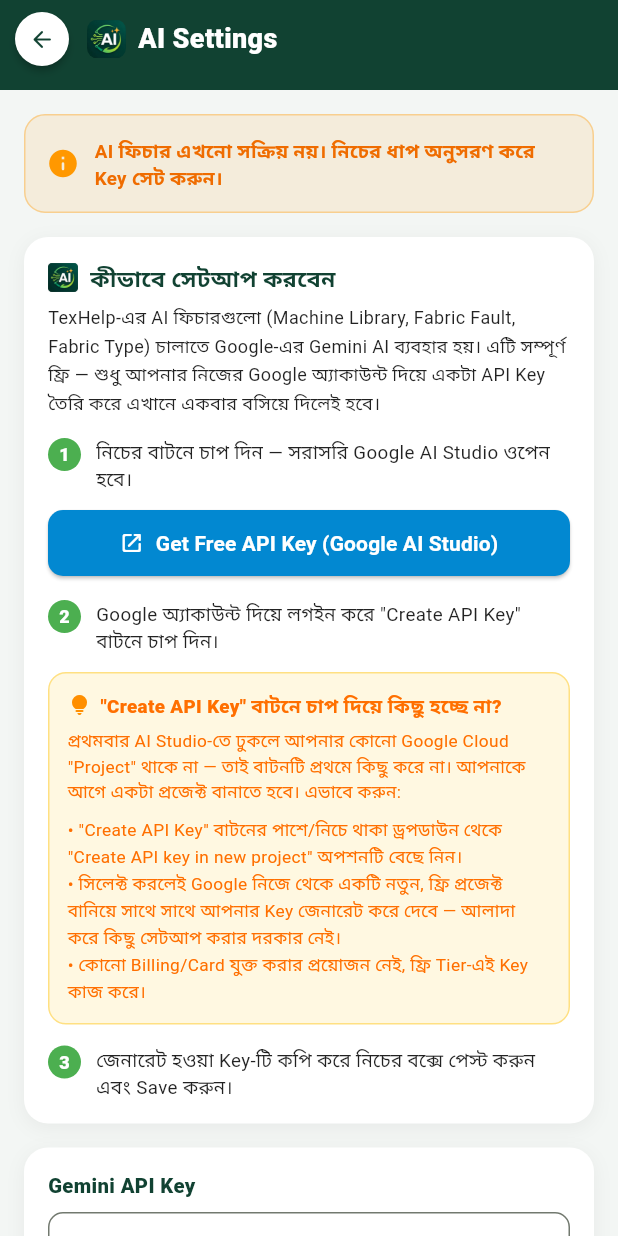
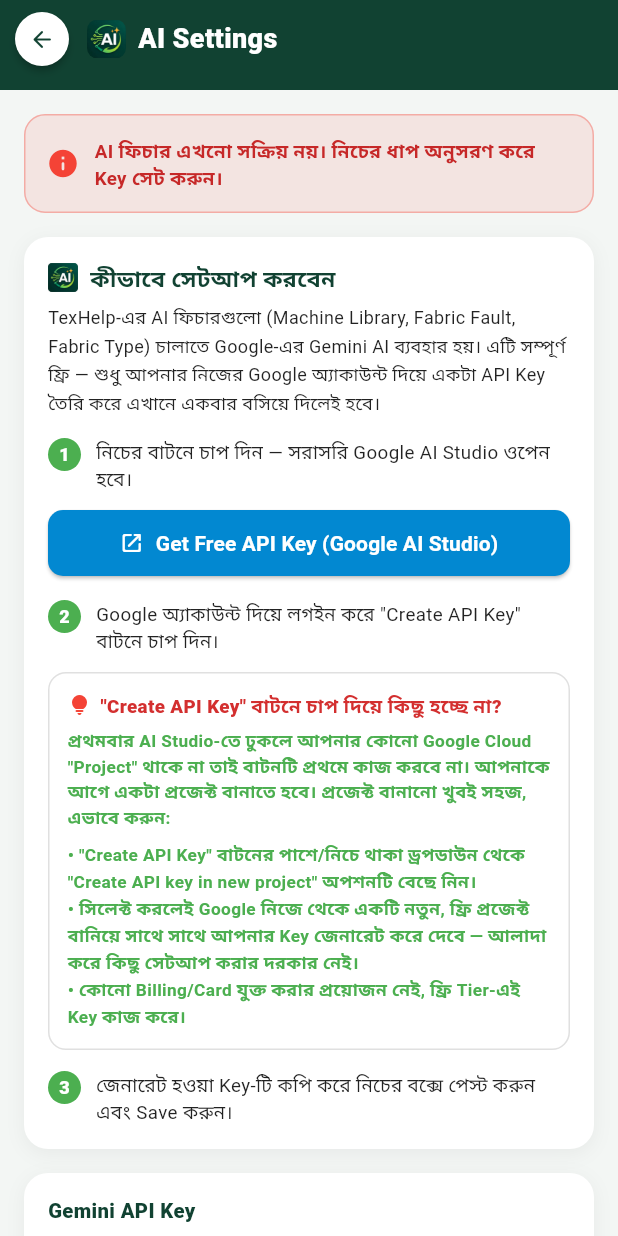
Before and after one commit to simion74/TexHelp, a Flutter app: the AiSettingsScreen screen opened directly, on a phone screen of 412 x 824 dp. Run offline on Flutter 3.47's test engine with Material 3 defaults, Android fonts, the phone set to English and light mode, and no system bars; our stand-ins replace google_mobile_ads, pdf, share_plus, shared_preferences; missing offline and left inert: excel; accounts and stored records are empty.

Commit message:
Add files via upload

```diff
--- a/lib/screens/ai_settings_screen.dart
+++ b/lib/screens/ai_settings_screen.dart
@@ -173,7 +173,7 @@
   }
 
   Widget _statusBanner() {
-    final color = _isActive ? Colors.green : Colors.orange;
+    final color = _isActive ? Colors.green : Colors.red;
     return Container(
       width: double.infinity,
       padding: const EdgeInsets.all(14),
@@ -197,7 +197,7 @@
                   fontWeight: FontWeight.w700,
                   color: color == Colors.green
                       ? Colors.green.shade800
-                      : Colors.orange.shade800),
+                      : Colors.red.shade800),
             ),
           ),
         ],
@@ -294,16 +294,16 @@
       width: double.infinity,
       padding: const EdgeInsets.all(12),
       decoration: BoxDecoration(
-        color: Colors.amber.shade50,
+        color: Colors.white,
         borderRadius: BorderRadius.circular(12),
-        border: Border.all(color: Colors.amber.shade200),
+        border: Border.all(color: Colors.black12),
       ),
       child: Column(
         crossAxisAlignment: CrossAxisAlignment.start,
         children: [
           Row(
             children: [
-              Icon(Icons.lightbulb_rounded, size: 16, color: Colors.amber.shade800),
+              const Icon(Icons.lightbulb_rounded, size: 16, color: Colors.red),
               const SizedBox(width: 6),
               Expanded(
                 child: Text(
@@ -311,22 +311,22 @@
                   style: TextStyle(
                       fontSize: 12.5,
                       fontWeight: FontWeight.w800,
-                      color: Colors.amber.shade900),
+                      color: Colors.red.shade700),
                 ),
               ),
             ],
           ),
           const SizedBox(height: 6),
-          Text(
-            'প্রথমবার AI Studio-তে ঢুকলে আপনার কোনো Google Cloud "Project" থাকে না — তাই বাটনটি প্রথমে কিছু করে না। আপনাকে আগে একটা প্রজেক্ট বানাতে হবে। এভাবে করুন:',
-            style: TextStyle(fontSize: 11.5, color: Colors.amber.shade900, height: 1.45),
+          const Text(
+            'প্রথমবার AI Studio-তে ঢুকলে আপনার কোনো Google Cloud "Project" থাকে না তাই বাটনটি প্রথমে কাজ করবে না। আপনাকে আগে একটা প্রজেক্ট বানাতে হবে। প্রজেক্ট বানানো খুবই সহজ, এভাবে করুন:',
+            style: TextStyle(fontSize: 11.5, color: AppColors.green, height: 1.45, fontWeight: FontWeight.w600),
           ),
           const SizedBox(height: 8),
-          Text(
+          const Text(
             '• "Create API Key" বাটনের পাশে/নিচে থাকা ড্রপডাউন থেকে "Create API key in new project" অপশনটি বেছে নিন।\n'
             '• সিলেক্ট করলেই Google নিজে থেকে একটি নতুন, ফ্রি প্রজেক্ট বানিয়ে সাথে সাথে আপনার Key জেনারেট করে দেবে — আলাদা করে কিছু সেটআপ করার দরকার নেই।\n'
             '• কোনো Billing/Card যুক্ত করার প্রয়োজন নেই, ফ্রি Tier-এই Key কাজ করে।',
-            style: TextStyle(fontSize: 11.5, color: Colors.amber.shade900, height: 1.5),
+            style: TextStyle(fontSize: 11.5, color: AppColors.green, height: 1.5, fontWeight: FontWeight.w600),
           ),
         ],
       ),
```
